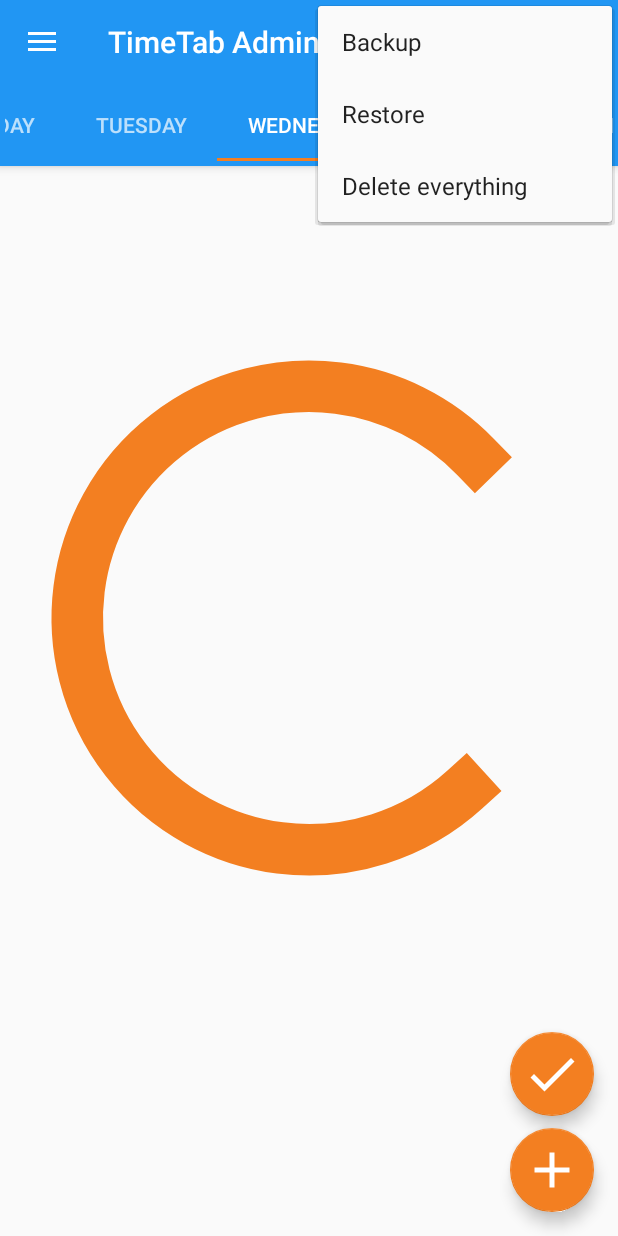
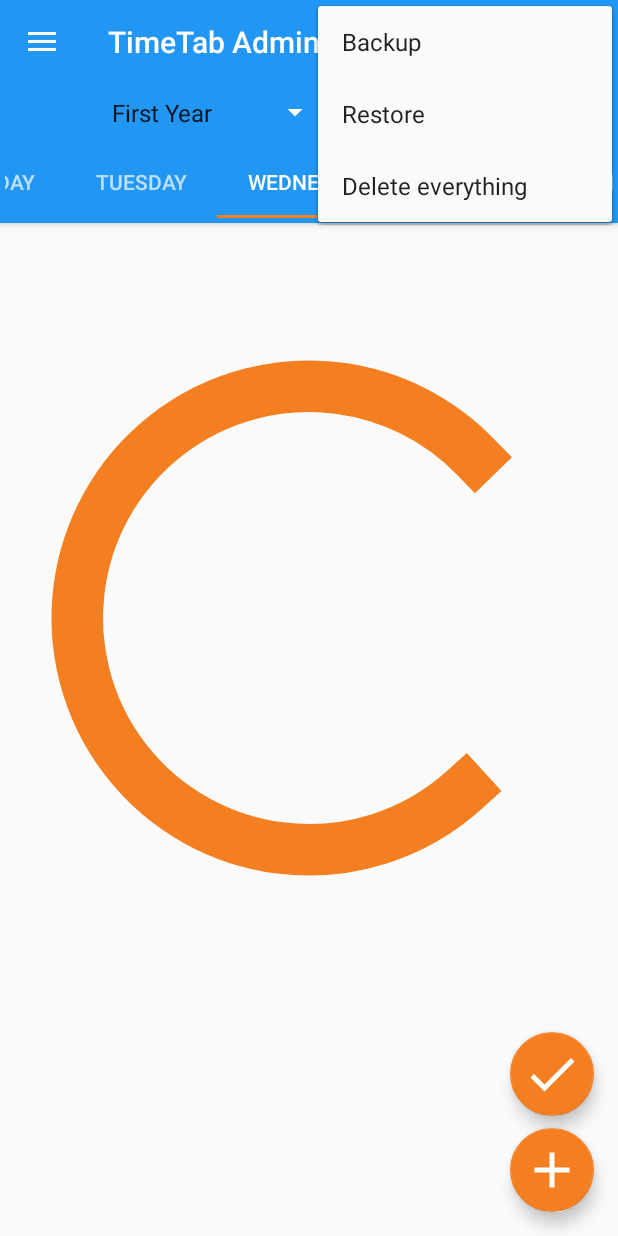
Before and after one commit to Shikharkannojia/TimeTab-Teacher-admin, an Android app: the screen it shows after launch (MainActivity), with the options menu open, on a phone screen of 412 x 824 dp. Run offline under Robolectric (Android 15) with nearby library versions, the phone set to English and light mode, and no system bars; our stand-ins replace Firebase (no records; nobody signed in at launch, a user with empty details on screens opened directly); libraries missing offline, so code that uses them is left out: com.afollestad.materialdialogs, com.ajts.androidmads, com.github.stephenvinouze.shapetextdrawable, com.mikepenz.aboutlibraries, com.pd.chocobar and 3 more; 3 statements that could not run were skipped.

Commit message:
All Years & Branch Architecture

```diff
--- a/app/src/main/java/com/bpitindia/timetable/activities/MainActivity.java
+++ b/app/src/main/java/com/bpitindia/timetable/activities/MainActivity.java
@@ -82,10 +82,10 @@ public class MainActivity extends AppCompatActivity implements NavigationView.On
     private ViewPager viewPager;
     private ProgressBar progressBar;
     private DbHelper db;
-
     private DownloadExcel downloadExcel;
-
     private static final int showNextDayAfterSpecificHour = 20;
+    private String year = "First Year";
+    private String branch = "CSE A";
 
     @Override
     protected void onCreate(Bundle savedInstanceState) {
@@ -108,6 +108,7 @@ public class MainActivity extends AppCompatActivity implements NavigationView.On
         }
 
         getFirebase();
+        getYearAndBranch();
        // initAll();
 
         FloatingActionButton doneButton = findViewById(R.id.update);
@@ -136,34 +137,87 @@ public class MainActivity extends AppCompatActivity implements NavigationView.On
 
     }
 
-    private void getFirebase() {
-        db = new DbHelper(this);
-        loadDay("Monday");
-        loadDay("Tuesday");
-        loadDay("Wednesday");
-        loadDay("Thursday");
-        loadDay("Friday");
+    private boolean initialSelection1 = true;
+    private boolean initialSelection2 = true;
+    private void getYearAndBranch() {
+
+        Spinner yearSpinner = findViewById(R.id.yearSpinner);
+        Spinner branchSpinner = findViewById(R.id.branchSpinner);
+
+        String[] yearItems = {"First Year", "Second Year", "Third Year", "Fourth Year"};
+        String[] branchItems = {"CSE A", "CSE B", "EEE A", "EEE B"};
+
+        ArrayAdapter<String> yearAdapter = new ArrayAdapter<>(this, R.layout.spinner_item, yearItems);
+        yearAdapter.setDropDownViewResource(R.layout.spinner_item);
+        yearSpinner.setAdapter(yearAdapter);
+
+        ArrayAdapter<String> branchAdapter = new ArrayAdapter<>(this, R.layout.spinner_item, branchItems);
+        branchAdapter.setDropDownViewResource(R.layout.spinner_item);
+        branchSpinner.setAdapter(branchAdapter);
+
+        yearSpinner.setOnItemSelectedListener(new AdapterView.OnItemSelectedListener() {
+            @Override
+            public void onItemSelected(AdapterView<?> parent, View view, int position, long id) {
+                String selectedYear = yearItems[position];
+                year = selectedYear;
+                if (!initialSelection1) {
+                    db.deleteAll();
+                    getFirebase();
+                } else {
+                    initialSelection1 = false;
+                }
+//                Toast.makeText(MainActivity.this, "Selected year: " + selectedYear, Toast.LENGTH_SHORT).show();
             }
 
-    public void loadDay(String day){
-        ArrayList<Week> list = new ArrayList<>();
+            @Override
+            public void onNothingSelected(AdapterView<?> parent) {
+            }
+        });
+
+        branchSpinner.setOnItemSelectedListener(new AdapterView.OnItemSelectedListener() {
+            @Override
+            public void onItemSelected(AdapterView<?> parent, View view, int position, long id) {
+                String selectedBranch = branchItems[position];
+                branch = selectedBranch;
+                if (!initialSelection2) {
+                    db.deleteAll();
+                    getFirebase();
+                } else {
+                    initialSelection2 = false;
+                }
+            }
+
+            @Override
+            public void onNothingSelected(AdapterView<?> parent) {
+            }
+        });
+    }
+
+
+    private void getFirebase() {
+        loadDay("Monday", year, branch);
+        loadDay("Tuesday", year, branch);
+        loadDay("Wednesday", year, branch);
+        loadDay("Thursday", year, branch);
+        loadDay("Friday", year, branch);
+    }
+
+    public void loadDay(String day, String year, String branch){
         FirebaseDatabase database = FirebaseDatabase.getInstance();
         DatabaseReference myRef = database.getReference("App");
         db = new DbHelper(this);
         db.deleteAll();
 
-        DatabaseReference myRef1 = database.getReference("App").child("TimeTable").child("Student").child("CSE").child("Y3").child("A").child("G1").child(day);
+        DatabaseReference myRef1 = myRef.child("TimeTable").child("Student").child(branch).child(year).child(day);
         myRef1.addListenerForSingleValueEvent(new ValueEventListener() {
             @Override
             public void onDataChange(@NonNull DataSnapshot snapshot) {
-                // Get the final size of the list
+                if (snapshot.exists()) {
                     int size1 = (int) snapshot.getChildrenCount();
-                // Do something with the final size
-                // ...
                     for (int i = 1; i <= size1; i++) {
                         String str = "P" + i;
 
-                    myRef.child("TimeTable").child("Student").child("CSE").child("Y3").child("A").child("G1").child(day).child(str).get().addOnSuccessListener(new OnSuccessListener<DataSnapshot>() {
+                        myRef.child("TimeTable").child("Student").child(branch).child(year).child(day).child(str).get().addOnSuccessListener(new OnSuccessListener<DataSnapshot>() {
                             @Override
                             public void onSuccess(DataSnapshot dataSnapshot) {
                                 String name = Objects.requireNonNull(dataSnapshot.child("Subject").getValue()).toString();
@@ -182,118 +236,64 @@ public class MainActivity extends AppCompatActivity implements NavigationView.On
                                 Week w1 = new Week(name, teacher, room, time1, time2, color);
                                 w1.setFragment(day);
                                 db.insertWeek(w1);
-                            list.add(w1);
-                            //progressBar.setProgress(75);
                                 initAll();
                                 progressBar.setVisibility(View.GONE);
-                            //initAll();
                             }
                         }).addOnFailureListener(new OnFailureListener() {
                             @Override
                             public void onFailure(@NonNull Exception e) {
                                 // Handle any errors that may occur
-
+                                initAll();
                             }
                         });
+                    }
+                } else {
+                    initAll();
                 }
             }
             @Override
             public void onCancelled(@NonNull DatabaseError error) {
                 // Handle any errors that may occur
+                initAll();
             }
         });
     }
 
 
 
+    public void putOnFirebase(){
+        FirebaseDatabase database = FirebaseDatabase.getInstance();
+        DatabaseReference myRef = database.getReference("App").child("Student").child(branch).child(year);
+        myRef.removeValue();
 
-    public void putOnFirebase(){
+        addDay("Monday", year, branch);
+        addDay("Tuesday", year, branch);
+        addDay("Wednesday", year, branch);
+        addDay("Thursday", year, branch);
+        addDay("Friday", year, branch);
+    }
+
+    public void addDay(String day, String year, String branch){
         db = new DbHelper(this);
-        ArrayList<Week> monday = db.getWeek("Monday");
-        ArrayList<Week> tuesday = db.getWeek("Tuesday");
-        ArrayList<Week> wednesday = db.getWeek("Wednesday");
-        ArrayList<Week> thursday = db.getWeek("Thursday");
-        ArrayList<Week> friday = db.getWeek("Friday");
+        ArrayList<Week> dayList = db.getWeek(day);
 
         // Write a message to the database
         FirebaseDatabase database = FirebaseDatabase.getInstance();
         DatabaseReference myRef = database.getReference("App");
-        myRef.removeValue();
 
-
-        for(int i = 0; i < monday.size(); i++){
+        for(int i = 0; i < dayList.size(); i++){
             String str = "P"+(i+1);
-            DatabaseReference m = myRef.child("TimeTable").child("Monday").child(str);
-            String teacher = monday.get(i).getTeacher();
-            String subject = monday.get(i).getSubject();
-            String room = monday.get(i).getRoom();
-            String time = monday.get(i).getFromTime() + " - " + monday.get(i).getToTime();
+            DatabaseReference m = myRef.child("TimeTable").child("Student").child(branch).child(year).child(day).child(str);
+            String teacher = dayList.get(i).getTeacher();
+            String subject = dayList.get(i).getSubject();
+            String room = dayList.get(i).getRoom();
+            String time = dayList.get(i).getFromTime() + " - " + dayList.get(i).getToTime();
 
             m.child("Teacher").setValue(teacher);
             m.child("Subject").setValue(subject);
             m.child("Room").setValue(room);
             m.child("Time").setValue(time);
-            m.child("Color").setValue(monday.get(i).getColor());
-        }
-
-        for(int i = 0; i < tuesday.size(); i++){
-            String str = "P"+(i+1);
-            DatabaseReference m = myRef.child("TimeTable").child("Tuesday").child(str);
-            String teacher = tuesday.get(i).getTeacher();
-            String subject = tuesday.get(i).getSubject();
-            String room = tuesday.get(i).getRoom();
-            String time = tuesday.get(i).getFromTime() + " - " + monday.get(i).getToTime();
-
-            m.child("Teacher").setValue(teacher);
-            m.child("Subject").setValue(subject);
-            m.child("Room").setValue(room);
-            m.child("Time").setValue(time);
-            m.child("Color").setValue(tuesday.get(i).getColor());
-        }
-
-        for(int i = 0; i < wednesday.size(); i++){
-            String str = "P"+(i+1);
-            DatabaseReference m = myRef.child("TimeTable").child("Wednesday").child(str);
-            String teacher = wednesday.get(i).getTeacher();
-            String subject = wednesday.get(i).getSubject();
-            String room = wednesday.get(i).getRoom();
-            String time = wednesday.get(i).getFromTime() + " - " + wednesday.get(i).getToTime();
-
-            m.child("Teacher").setValue(teacher);
-            m.child("Subject").setValue(subject);
-            m.child("Room").setValue(room);
-            m.child("Time").setValue(time);
-            m.child("Color").setValue(wednesday.get(i).getColor());
-        }
-
-        for(int i = 0; i < thursday.size(); i++){
-            String str = "P"+(i+1);
-            DatabaseReference m = myRef.child("TimeTable").child("Thursday").child(str);
-            String teacher = thursday.get(i).getTeacher();
-            String subject = thursday.get(i).getSubject();
-            String room = thursday.get(i).getRoom();
-            String time = thursday.get(i).getFromTime() + " - " + thursday.get(i).getToTime();
-
-            m.child("Teacher").setValue(teacher);
-            m.child("Subject").setValue(subject);
-            m.child("Room").setValue(room);
-            m.child("Time").setValue(time);
-            m.child("Color").setValue(thursday.get(i).getColor());
-        }
-
-        for(int i = 0; i < friday.size(); i++){
-            String str = "P"+(i+1);
-            DatabaseReference m = myRef.child("TimeTable").child("Friday").child(str);
-            String teacher = friday.get(i).getTeacher();
-            String subject = friday.get(i).getSubject();
-            String room = friday.get(i).getRoom();
-            String time = friday.get(i).getFromTime() + " - " + friday.get(i).getToTime();
-
-            m.child("Teacher").setValue(teacher);
-            m.child("Subject").setValue(subject);
-            m.child("Room").setValue(room);
-            m.child("Time").setValue(time);
-            m.child("Color").setValue(friday.get(i).getColor());
+            m.child("Color").setValue(dayList.get(i).getColor());
         }
     }
 
--- a/app/src/main/res/layout/activity_main.xml
+++ b/app/src/main/res/layout/activity_main.xml
@@ -1,29 +1,40 @@
 <?xml version="1.0" encoding="utf-8"?>
-<androidx.drawerlayout.widget.DrawerLayout
-    xmlns:android="http://schemas.android.com/apk/res/android"
+<RelativeLayout xmlns:android="http://schemas.android.com/apk/res/android"
     xmlns:app="http://schemas.android.com/apk/res-auto"
     xmlns:tools="http://schemas.android.com/tools"
+    android:layout_width="match_parent"
+    android:layout_height="match_parent">
+
+    <androidx.drawerlayout.widget.DrawerLayout
         android:id="@+id/drawer_layout"
         android:layout_width="match_parent"
         android:layout_height="match_parent"
         android:fitsSystemWindows="true"
         tools:openDrawer="start">
 
+        <RelativeLayout
+            android:layout_width="match_parent"
+            android:layout_height="match_parent">
+
             <FrameLayout
                 android:id="@+id/container"
                 android:layout_weight="2"
                 android:layout_width="25dp"
                 android:layout_height="match_parent" />
+
             <ProgressBar
                 android:id="@+id/progressBar"
                 android:layout_width="match_parent"
                 android:layout_height="match_parent"
-        android:visibility="visible"/>
+                android:visibility="visible" />
 
             <include
+                android:id="@+id/app_bar"
                 layout="@layout/app_bar_main"
                 android:layout_width="match_parent"
                 android:layout_height="match_parent" />
+
+        </RelativeLayout>
 
         <com.google.android.material.navigation.NavigationView
             android:id="@+id/nav_view"
@@ -36,3 +47,5 @@
             app:menu="@menu/activity_main_drawer" />
 
     </androidx.drawerlayout.widget.DrawerLayout>
+
+</RelativeLayout>
--- a/app/src/main/res/layout/app_bar_main.xml
+++ b/app/src/main/res/layout/app_bar_main.xml
@@ -38,6 +38,28 @@
             android:visibility="gone"
             app:popupTheme="?attr/popupMenuStyle" />
 
+        <LinearLayout
+            android:layout_width="wrap_content"
+            android:layout_height="wrap_content"
+            android:orientation="horizontal"
+            android:layout_gravity="center_horizontal">
+
+            <Spinner
+                android:id="@+id/yearSpinner"
+                android:layout_width="wrap_content"
+                android:layout_height="wrap_content"
+                android:layout_marginEnd="8dp"
+                android:prompt="@string/year_prompt" />
+
+            <Spinner
+                android:id="@+id/branchSpinner"
+                android:layout_width="wrap_content"
+                android:layout_height="wrap_content"
+                android:layout_marginStart="8dp"
+                android:prompt="@string/branch_prompt" />
+
+        </LinearLayout>
+
         <com.google.android.material.tabs.TabLayout
             android:id="@+id/tabLayout"
             android:layout_width="match_parent"
--- /dev/null
+++ b/app/src/main/res/layout/spinner_item.xml
@@ -0,0 +1,8 @@
+<?xml version="1.0" encoding="utf-8"?>
+<TextView xmlns:android="http://schemas.android.com/apk/res/android"
+    android:id="@android:id/text1"
+    android:layout_width="match_parent"
+    android:layout_height="wrap_content"
+    android:textAppearance="?android:attr/textAppearanceListItemSmall"
+    android:textColor="?android:attr/textColorPrimary"
+    android:padding="8dp" />
--- a/app/src/main/res/values/strings.xml
+++ b/app/src/main/res/values/strings.xml
@@ -255,5 +255,7 @@
         \nIn addition, based on this profile data, notifications are sent at the beginning of the lessons and the smartphone is set to \"Do Not Disturb\" mode.</string>
 
     <string name="buy_me_a_coffee" translatable="false">Buy me a coffee</string>
-    <string name="print_timetable">Print TimeTable</string>
+    <string name="print_timetable" translatable="false">Print TimeTable</string>
+    <string name="year_prompt" translatable="false">Select Year</string>
+    <string name="branch_prompt" translatable="false">Select Branch</string>
 </resources>
```
Also changed, not shown: 1 other file. Lines whose indentation alone changed are shown as unchanged.
